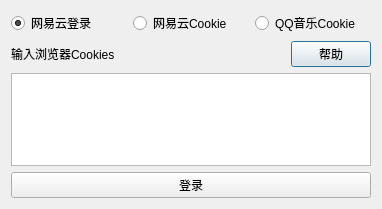
Old version of the form order_player/logindialog.ui in the repository iwxyi/Bilibili-MagicalDanmaku.
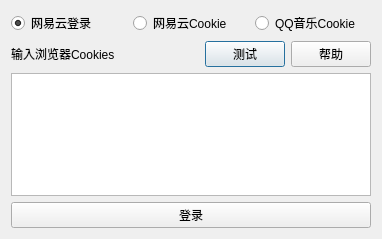
New version of the form. The open tabs and pages were chosen to show the change.

```diff
--- a/order_player/logindialog.ui
+++ b/order_player/logindialog.ui
@@ -7,7 +7,7 @@
     <x>0</x>
     <y>0</y>
     <width>382</width>
-    <height>209</height>
+    <height>239</height>
    </rect>
   </property>
   <property name="windowTitle">
@@ -181,6 +181,13 @@
            </property>
           </spacer>
          </item>
+         <item>
+          <widget class="QPushButton" name="testButton">
+           <property name="text">
+            <string>测试</string>
+           </property>
+          </widget>
+         </item>
          <item>
           <widget class="QPushButton" name="cookieHelpButton">
            <property name="text">
```
Left out of the diff: 2 changed lines with no effect on the pictures.
